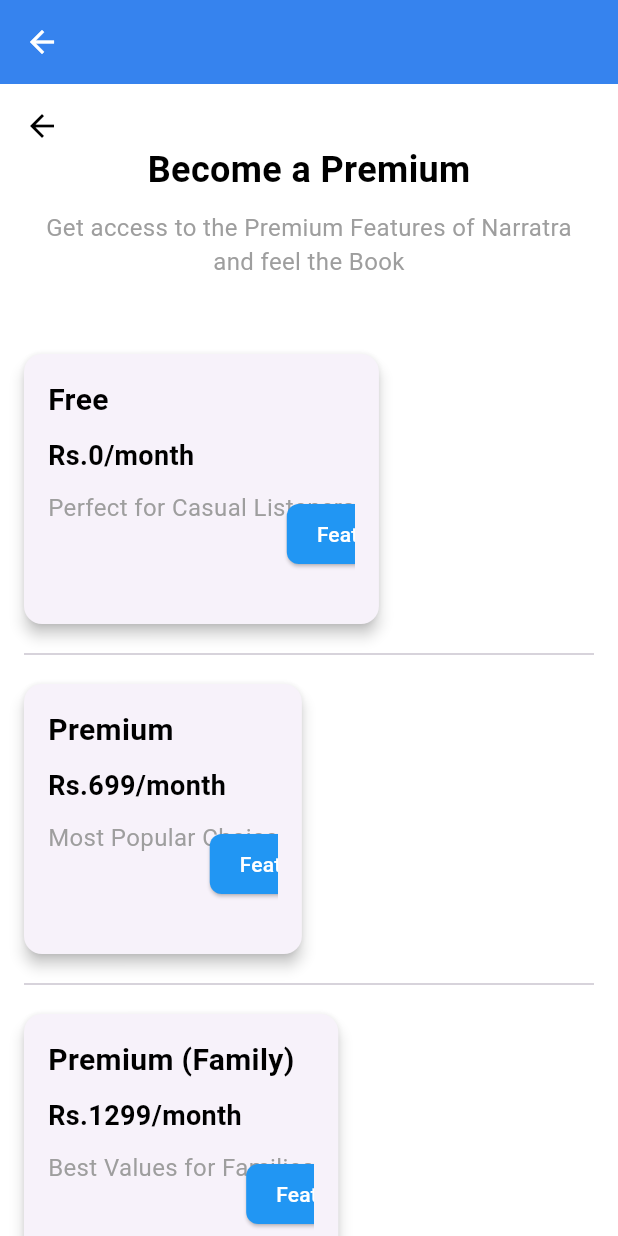
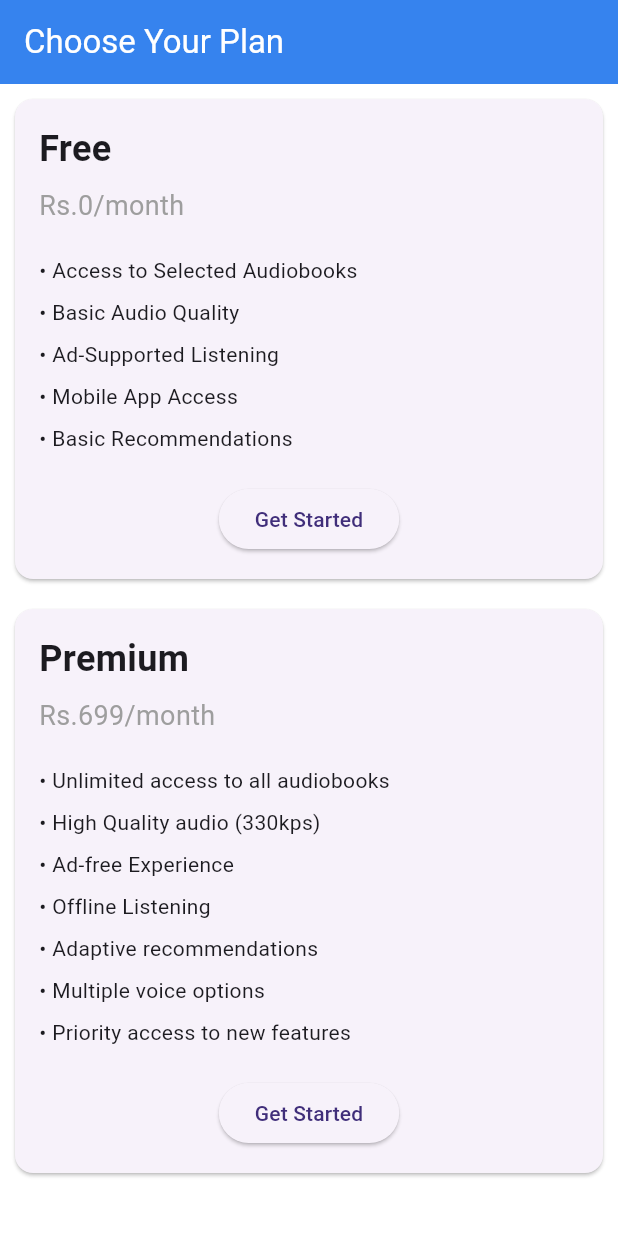
Before and after one commit to savinuonline/narratra, a Flutter app: the SubscriptionPage screen opened directly, on a phone screen of 412 x 824 dp. Run offline on Flutter 3.47's test engine with Material 3 defaults, Android fonts, the phone set to English and light mode, and no system bars; our stand-ins replace cloud_firestore, firebase_auth, firebase_core, firebase_dynamic_links, firebase_messaging, firebase_storage and 11 more; missing offline and left inert: audio_session; accounts and stored records are empty.

Commit message:
Chnaged the interface of subscription page and make it display the features of each package

```diff
--- a/lib/pages/subscription.dart
+++ b/lib/pages/subscription.dart
@@ -1,170 +1,96 @@
 import 'package:flutter/material.dart';
+
+
+class MyApp extends StatelessWidget {
+  @override
+  Widget build(BuildContext context) {
+    return MaterialApp(
+      home: SubscriptionPage(),
+    );
+  }
+}
 
 class SubscriptionPage extends StatelessWidget {
   @override
   Widget build(BuildContext context) {
     return Scaffold(
-
-
-      appBar: AppBar(),
-      body: SingleChildScrollView(
-
-        child: Padding(
-          padding: EdgeInsets.all(16.0),
-          child: Column(
-
-            crossAxisAlignment: CrossAxisAlignment.start,
+      appBar: AppBar(
+        title: Text('Choose Your Plan'),
+      ),
+      body: ListView(
         children: [
-              Icon(Icons.arrow_back, color: Colors.black,),
-              Center(
-                child: Text(
-                  'Become a Premium',
-                  style: TextStyle(
-                    fontSize: 24,
-                    fontWeight: FontWeight.bold,
-                    color: Colors.black, // Adjust color if needed
-                  ),
-                ),
-              ),
-              SizedBox(height: 10,),
-              Center(
-                child: Text(
-                  'Get access to the Premium Features of Narratra and feel the Book',
-                  textAlign: TextAlign.center,
-                  style: TextStyle(
-                    fontSize: 16,
-                    color: Colors.grey, // Adjust color if needed
-                  ),
-                ),
-              ),
-              SizedBox(height: 40),
-              SubscriptionOption(
+          SubscriptionPlanCard(
             title: 'Free',
             price: 'Rs.0/month',
-                description: 'Perfect for Casual Listeners',
+            features: [
+              'Access to Selected Audiobooks',
+              'Basic Audio Quality',
+              'Ad-Supported Listening',
+              'Mobile App Access',
+              'Basic Recommendations',
+            ],
           ),
-              Divider(height: 20, thickness: 1),
-              SubscriptionOption(
+          SubscriptionPlanCard(
             title: 'Premium',
             price: 'Rs.699/month',
-                description: 'Most Popular Choice',
-              ),
-              Divider(height: 20, thickness: 1),
-              SubscriptionOption(
-                title: 'Premium (Family)',
-                price: 'Rs.1299/month',
-                description: 'Best Values for Families',
-              ),
-              Divider(height: 20, thickness: 1),
-              const Center(
-                child: Text(
-                  'Cancel Anytime ',
-                  style: TextStyle(
-                    fontSize: 16,
-                    color: Colors.grey, // Adjust color if needed
-                  ),
-                ),
-              ),
-              Center(
-                child: Text(
-                  'Restore Purchases ',
-                  style: TextStyle(
-                    fontSize: 16,
-                    color: Colors.grey, // Adjust color if needed
-                  ),
-                ),
-              ),
+            features: [
+              'Unlimited access to all audiobooks',
+              'High Quality audio (330kps)',
+              'Ad-free Experience',
+              'Offline Listening',
+              'Adaptive recommendations',
+              'Multiple voice options',
+              'Priority access to new features',
             ],
           ),
-        ),
+          // if there are more packages can be added here
+        ],
       ),
     );
   }
 }
 
-class BoxWithFeatureButton extends StatelessWidget {
-  @override
-  Widget build(BuildContext context) {
-    return Container(
-      width: 500, // Adjust the width as needed
-      padding: EdgeInsets.all(40), // Adjust padding as needed
-      decoration: BoxDecoration(
-        color: Colors.white,
-        border: Border.all(color: Colors.grey),
-        borderRadius: BorderRadius.circular(8),
-      ),
-    );
-  }
-}
-
-class SubscriptionOption extends StatelessWidget {
+class SubscriptionPlanCard extends StatelessWidget {
   final String title;
   final String price;
-  final String description;
+  final List<String> features;
 
-  SubscriptionOption({
+  SubscriptionPlanCard({
     required this.title,
     required this.price,
-    required this.description,
+    required this.features,
   });
 
   @override
   Widget build(BuildContext context) {
     return Card(
-      elevation: 4,
-      margin: EdgeInsets.symmetric(vertical: 10),
-      child: Container(
-        padding: const EdgeInsets.all(16.0),
-        height: 180, // Set a fixed height for the card
-        child: Stack(
-          children: [
-            Column(
+      margin: EdgeInsets.all(10),
+      child: Padding(
+        padding: EdgeInsets.all(16),
+        child: Column(
           crossAxisAlignment: CrossAxisAlignment.start,
           children: [
             Text(
               title,
-                  style: const TextStyle(
-                    fontSize: 20,
-                    fontWeight: FontWeight.bold,
-                    color: Colors.black,
+              style: TextStyle(fontSize: 24, fontWeight: FontWeight.bold),
             ),
-                ),
-                SizedBox(height: 10),
+            SizedBox(height: 8),
             Text(
               price,
-                  style: const TextStyle(
-                    fontSize: 18,
-                    fontWeight: FontWeight.bold,
-                    color: Colors.black,
+              style: TextStyle(fontSize: 18, color: Colors.grey),
             ),
-                ),
-                SizedBox(height: 10),
-                Text(
-                  description,
-                  style: const TextStyle(
-                    fontSize: 16,
-                    color: Colors.grey,
-                  ),
-                ),
-              ],
-            ),
-            // Position the button in the center-right with an offset
-            Positioned(
-              right: -50, // Align to the right
-              top: 80, // Adjust this value to move the button up or down
+            SizedBox(height: 16),
+            ...features.map((feature) => Padding(
+              padding: EdgeInsets.symmetric(vertical: 4),
+              child: Text('• $feature'),
+            )).toList(),
+            SizedBox(height: 16),
+            Center(
               child: ElevatedButton(
                 onPressed: () {
-                  // Add subscribe logic here
+                  // Handle the get started button press
                 },
-                style: ElevatedButton.styleFrom(
-                  backgroundColor: Colors.blue,
-                  foregroundColor: Colors.white,
-                  padding: EdgeInsets.symmetric(horizontal: 20, vertical: 10),
-                  shape: RoundedRectangleBorder(
-                    borderRadius: BorderRadius.circular(8),
-                  ),
-                ),
-                child: Text('Features'),
+                child: Text('Get Started'),
               ),
             ),
           ],
```
Also changed, not shown: lib/pages/features.dart (deleted, +0 -99 lines). Lines whose indentation alone changed are shown as unchanged.
